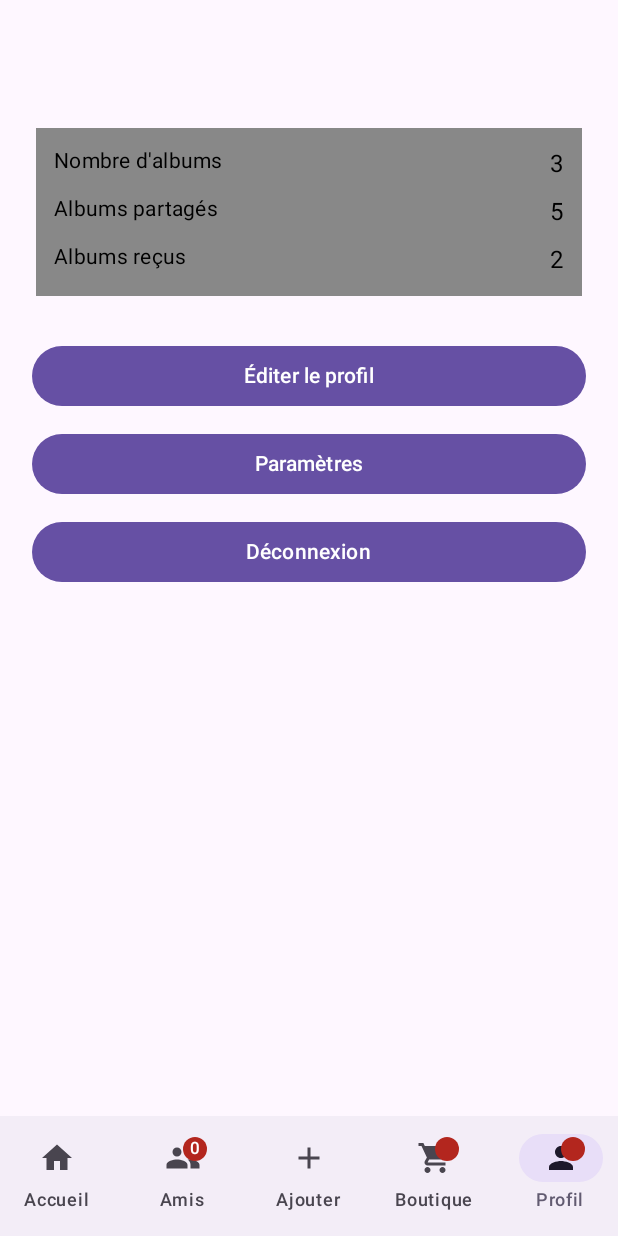
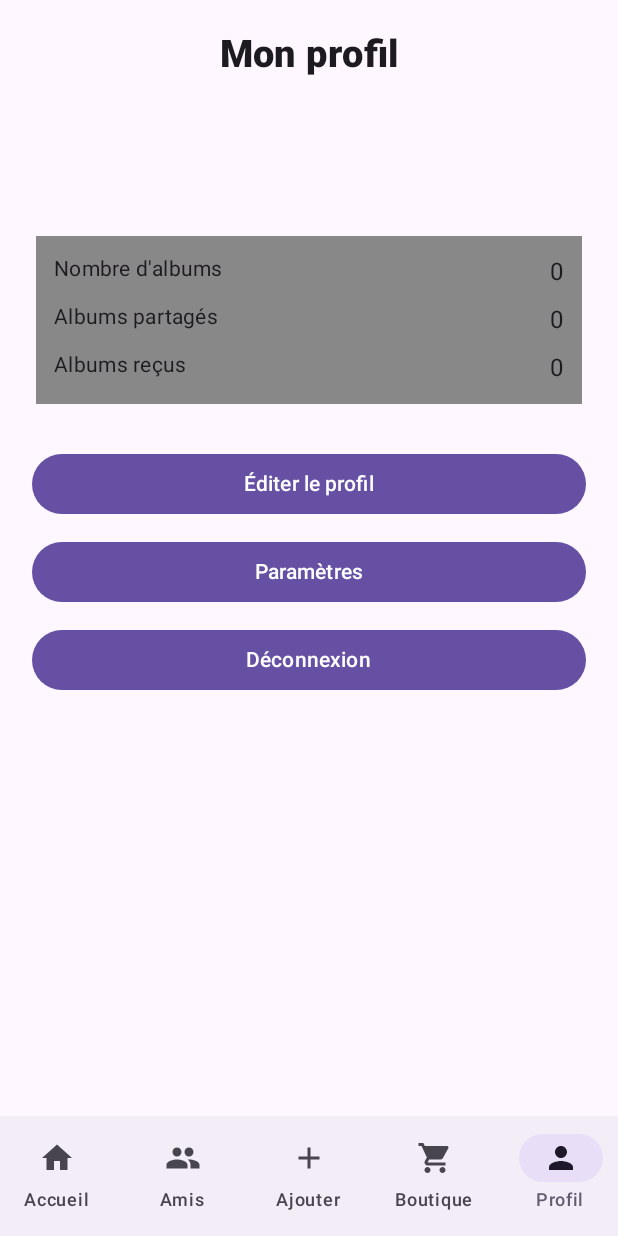
Before and after one commit to LucasLaho/PicLyt, an Android app built with Jetpack Compose: the ProfileScreen screen opened through its navigation route, on a phone screen of 412 x 824 dp. Run offline under Robolectric (Android 15) with nearby library versions, the phone set to English and light mode, and no system bars; our stand-ins replace Firebase (no records; nobody signed in at launch, a user with empty details on screens opened directly).

Commit message:
better looking and fix problem when leaving registration before submitting username

```diff
--- a/app/src/main/java/com/example/piclyt/fireBaseUtils/Navigation.kt
+++ b/app/src/main/java/com/example/piclyt/fireBaseUtils/Navigation.kt
@@ -3,6 +3,11 @@ package com.example.piclyt.fireBaseUtils
 import androidx.activity.ComponentActivity
 import androidx.compose.foundation.layout.fillMaxSize
 import androidx.compose.runtime.Composable
+import androidx.compose.runtime.LaunchedEffect
+import androidx.compose.runtime.getValue
+import androidx.compose.runtime.mutableStateOf
+import androidx.compose.runtime.remember
+import androidx.compose.runtime.setValue
 import androidx.compose.ui.Modifier
 import androidx.navigation.compose.NavHost
 import androidx.navigation.compose.composable
@@ -30,16 +35,39 @@ fun PicLytNavHost(context: ComponentActivity) {
     // Initialisation des composants de session à transférer à chaque page
     val navController = rememberNavController()
     val currentUser = authManager.getAuth.currentUser
-    var startDestination = "connection"
+    //var startDestination = "connection" // L'écran de connexion est défini comme étant l'écran de départ
     val db = Firebase.firestore
 
-    if (currentUser != null)  // Test d'une possible connexion existante
-        startDestination = "Home"
+    /*// Test d'une possible connexion existante
+    getUsername(authManager, db) {username ->
+        if (currentUser != null) {
+            if(username=="") {
+                startDestination = "Username" // Si username non défini, redirection vers usernamescreen
+            }
+            else startDestination = "Home" // Sinon redirection vers homepage
+        }
+    }*/
+
+    // State to store the start destination
+    var startDestination by remember { mutableStateOf("connection") }
+
+    // Asynchronous side effect to check for a possible existing connection
+    LaunchedEffect(Unit) {
+        getUsername(authManager, db) { username ->
+            if (currentUser != null) {
+                startDestination = if (username == "") {
+                    "Username"
+                } else {
+                    "Home"
+                }
+            }
+        }
+    }
 
     // Liste des navigations possibles dans l'application
     NavHost(navController = navController, startDestination) {
         composable("connection") { // Vers la page de connexion
-            ConnectionScreen(navController = navController, context.applicationContext, modifier = Modifier.fillMaxSize())
+            ConnectionScreen(navController = navController, context.applicationContext, db, modifier = Modifier.fillMaxSize())
         }
         composable("registration") {// Vers la page d'inscription
             RegistrationScreen(navController = navController, context.applicationContext, modifier = Modifier.fillMaxSize())
--- a/app/src/main/java/com/example/piclyt/pages/connectionPages/ConnectionScreen.kt
+++ b/app/src/main/java/com/example/piclyt/pages/connectionPages/ConnectionScreen.kt
@@ -35,9 +35,10 @@ import com.google.firebase.firestore.FirebaseFirestore
 
 // Fonction principale de la page de connexion
 @Composable
-fun ConnectionScreen(navController: NavController, context: Context, modifier: Modifier = Modifier) {
+fun ConnectionScreen(navController: NavController, context: Context, db: FirebaseFirestore, modifier: Modifier = Modifier) {
+
     Surface(modifier, color = MaterialTheme.colorScheme.background) {
-        Box(modifier = Modifier.padding(bottom = 70.dp), contentAlignment = Alignment.TopCenter) { // Ajustez ici le padding pour déplacer le logo vers le haut
+        Box(modifier = Modifier.padding(0.dp), contentAlignment = Alignment.TopCenter) { // Ajustez ici le padding pour déplacer le logo vers le haut
             CreateLogo(
                 painter = painterResource(id = R.mipmap.ic_launcher_foreground),
                 contentDescription = "Logo"
@@ -49,9 +50,9 @@ fun ConnectionScreen(navController: NavController, context: Context, modifier: M
             verticalArrangement = Arrangement.Center,
             modifier = Modifier.padding(30.dp)
         ) {
-            Spacer(modifier = Modifier.padding(top = 30.dp))
+            Spacer(modifier = Modifier.padding(30.dp))
 
-            createHeaderText("CONNEXION") /// Affichage du titre de la page
+            createHeaderText("Connexion") /// Affichage du titre de la page
 
             var emailText by rememberSaveable { mutableStateOf("") }
             var passwordText by rememberSaveable { mutableStateOf("") }
@@ -72,7 +73,7 @@ fun ConnectionScreen(navController: NavController, context: Context, modifier: M
             Spacer(modifier = Modifier.padding(top = 10.dp))
 
             Button(
-                onClick = { Connection(navController, context, emailText, passwordText) }, // Appel de la fonction de connexion
+                onClick = { Connection(navController, context, db, emailText, passwordText) }, // Appel de la fonction de connexion
                 modifier = Modifier.padding(top = 8.dp)
             ) {
                 Text("Connexion")
@@ -80,7 +81,7 @@ fun ConnectionScreen(navController: NavController, context: Context, modifier: M
 
             Spacer(modifier = Modifier.padding(10.dp))
 
-            Text(text = " - OU -", fontWeight = FontWeight.Bold)
+            Text(text = " - ou -", fontWeight = FontWeight.Bold)
 
             Spacer(modifier = Modifier.padding(10.dp))
 
--- a/app/src/main/java/com/example/piclyt/pages/connectionPages/UsernameScreen.kt
+++ b/app/src/main/java/com/example/piclyt/pages/connectionPages/UsernameScreen.kt
@@ -36,7 +36,7 @@ import com.google.firebase.firestore.FirebaseFirestore
 fun UsernameScreen(navController: NavController, context: Context, db: FirebaseFirestore, modifier: Modifier = Modifier) {
 
     Surface(modifier, color = MaterialTheme.colorScheme.background) {
-        Box(modifier = Modifier.padding(bottom = 500.dp), contentAlignment = Alignment.TopCenter) {
+        Box(modifier = Modifier.padding(bottom = 0.dp), contentAlignment = Alignment.TopCenter) {
             CreateLogo(
                 painter = painterResource(id = R.mipmap.ic_launcher_foreground),
                 contentDescription = "Logo"
@@ -45,23 +45,24 @@ fun UsernameScreen(navController: NavController, context: Context, db: FirebaseF
         Column(
             horizontalAlignment = Alignment.CenterHorizontally,
             verticalArrangement = Arrangement.Center,
-            modifier = Modifier.padding(16.dp)
+            modifier = Modifier.padding(30.dp)
         ) {
 
-            Spacer(modifier = Modifier.padding(10.dp))
+            Spacer(modifier = Modifier.padding(30.dp))
 
-            createHeaderText("INSCRIPTION") // Affichage du titre de la page
+            createHeaderText("Choix du nom d'utilisateur") // Affichage du titre de la page
 
             Spacer(modifier = Modifier.padding(top = 10.dp))
 
-            Text(text = "Veuillez saisir un nom d'utilisateur",
+            /*Text(text = "Veuillez saisir un nom d'utilisateur",
                 fontWeight = FontWeight.Bold,
                 textAlign = TextAlign.Center
             )
 
-            Spacer(modifier = Modifier.padding(top = 10.dp))
+            Spacer(modifier = Modifier.padding(top = 10.dp))*/
 
             var usernameText by rememberSaveable { mutableStateOf("") }
+
             CreateTextField(
                 label = "Nom d'utilisateur",
                 onValueChange = { usernameText = it },
@@ -76,14 +77,14 @@ fun UsernameScreen(navController: NavController, context: Context, db: FirebaseF
                 Text("Valider")
             } // Bouton permettant de valider le nom d'utilisateur
 
-            Spacer(modifier = Modifier.padding(top = 30.dp))
+            /*Spacer(modifier = Modifier.padding(top = 30.dp))
 
             Button(
                 onClick = { navController.navigate("registration") }, // Retour à la page d'inscription
                 modifier = Modifier.padding(top = 8.dp)
             ) {
                 Text("Retour")
-            } // Bouton permettant de retourner en arrière
+            } // Bouton permettant de retourner en arrière*/
         }
     }
 }
--- a/app/src/main/java/com/example/piclyt/pages/homePages/ProfileScreen.kt
+++ b/app/src/main/java/com/example/piclyt/pages/homePages/ProfileScreen.kt
@@ -1,12 +1,27 @@
 package com.example.piclyt.pages.homePages
 
 import android.content.Context
+import androidx.compose.foundation.layout.Arrangement
+import androidx.compose.foundation.layout.Box
+import androidx.compose.foundation.layout.Column
+import androidx.compose.foundation.layout.Row
+import androidx.compose.foundation.layout.fillMaxSize
+import androidx.compose.foundation.layout.fillMaxWidth
+import androidx.compose.foundation.layout.padding
+import androidx.compose.material3.MaterialTheme
+import androidx.compose.material3.Surface
+import androidx.compose.material3.Text
 import androidx.compose.runtime.Composable
 import androidx.compose.runtime.getValue
 import androidx.compose.runtime.mutableStateOf
 import androidx.compose.runtime.remember
 import androidx.compose.runtime.setValue
+import androidx.compose.ui.Alignment
 import androidx.compose.ui.Modifier
+import androidx.compose.ui.text.font.FontWeight
+import androidx.compose.ui.text.style.TextAlign
+import androidx.compose.ui.unit.dp
+import androidx.compose.ui.unit.sp
 import androidx.navigation.NavController
 import com.example.piclyt.MainActivity.Companion.authManager
 import com.example.piclyt.MainActivity.Companion.listMedias
@@ -22,19 +37,56 @@ import com.google.firebase.firestore.FirebaseFirestore
 // Fonction principale de la page de profil regroupant toutes les infos d'une page de profil quelconque
 @Composable
 fun ProfileScreen(navController: NavController, context: Context, db: FirebaseFirestore, modifier: Modifier = Modifier) {
+    Surface(modifier, color = MaterialTheme.colorScheme.background) {
         var username by remember { mutableStateOf("") }
-    createBottomNavigation(navController, context, modifier, true, listMedias) // Affichage de la barre de navigation
+        createBottomNavigation(
+            navController,
+            context,
+            modifier,
+            true,
+            listMedias
+        ) // Affichage de la barre de navigation
         getUsername(authManager, db) { resultUsername ->
             username = resultUsername
+        }
+
+        Box(
+            modifier = Modifier
+                .fillMaxSize()
+                .padding(bottom = 80.dp) // Ajustement de l'espace en fonction de la hauteur du BottomNavigation
+        ) {
+            Column(
+                modifier = Modifier
+                    .align(Alignment.TopStart)
+                    .fillMaxWidth()
+            ) {
+                Row(
+                    modifier = Modifier
+                        .fillMaxWidth()
+                        .padding(16.dp),
+                    verticalAlignment = Alignment.CenterVertically,
+                    horizontalArrangement = Arrangement.Center
+                ) {
+                    Text (
+                        text = "Mon profil",
+                        textAlign = TextAlign.Center,
+                        modifier = Modifier
+                            .padding(5.dp),
+                        fontSize = 25.sp,
+                        fontWeight = FontWeight.ExtraBold,
+                    )
                 }
                 UserProfilePage(
                     userProfile = UserProfile(
                         username = username,
-            albumCount = 3,
-            sharedAlbumCount = 5,
-            receivedAlbumCount = 2,
+                        albumCount = 0,
+                        sharedAlbumCount = 0,
+                        receivedAlbumCount = 0,
                         profileImage = R.drawable.ic_launcher_foreground
                     ),
                     navController, context, authManager
                 ) // Affichage des composants de la page de profil (Photo, Bouton de déconnexion, etc...). PAS TERMINÉ !!
             }
+        }
+    }
+}
--- a/app/src/main/java/com/example/piclyt/utils/Components.kt
+++ b/app/src/main/java/com/example/piclyt/utils/Components.kt
@@ -184,7 +184,7 @@ fun createBottomNavigation(navController: NavController, context: Context, modif
             selectedIcon = Icons.Filled.Group,
             unselectedIcon = Icons.Outlined.Group,
             hasNews = false,
-            badgeCount = 0
+            //badgeCount = 0
         ),
         BottomNavigationItem (
             title = "Ajouter",
@@ -200,7 +200,7 @@ fun createBottomNavigation(navController: NavController, context: Context, modif
             sublist = listOf(""),
             selectedIcon = Icons.Filled.ShoppingCart,
             unselectedIcon = Icons.Outlined.ShoppingCart,
-            hasNews = true,
+            hasNews = false,
         ),
         BottomNavigationItem (
             title = "Profil",
@@ -208,7 +208,7 @@ fun createBottomNavigation(navController: NavController, context: Context, modif
             sublist = listOf("Settings"),
             selectedIcon = Icons.Filled.Person,
             unselectedIcon = Icons.Outlined.Person,
-            hasNews = true,
+            hasNews = false,
         )
     )
 
@@ -267,19 +267,18 @@ fun createGoogleSignInButton(
             }
         },
         modifier = Modifier
-            .height(55.dp)
-            .fillMaxWidth(),
+            .height(55.dp),
         shape = RoundedCornerShape(10.dp),
         border = BorderStroke(width = 1.5.dp, color = Color.Black),
         colors = ButtonDefaults.buttonColors(containerColor = Color.White)
     ) {
         Row(
-            modifier = Modifier.fillMaxSize(),
+            modifier = Modifier,
             verticalAlignment = Alignment.CenterVertically
         ) {
             Image(
                 modifier = Modifier
-                    .padding(start = 15.dp)
+                    .padding(start = 2.dp)
                     .size(32.dp)
                     .padding(0.dp)
                     .align(Alignment.CenterVertically),
@@ -291,7 +290,7 @@ fun createGoogleSignInButton(
                     .padding(start = 20.dp)
                     .align(Alignment.CenterVertically),
                 text = "Connexion avec Google",
-                fontSize = MaterialTheme.typography.h6.fontSize,
+                fontSize = 15.sp,
                 color = Color.Black
             )
         }
--- a/app/src/main/java/com/example/piclyt/utils/ProfileUtils.kt
+++ b/app/src/main/java/com/example/piclyt/utils/ProfileUtils.kt
@@ -35,6 +35,7 @@ import androidx.compose.runtime.setValue
 import androidx.compose.ui.Alignment
 import androidx.compose.ui.graphics.painter.Painter
 import androidx.compose.ui.layout.ContentScale
+import androidx.compose.ui.unit.sp
 import androidx.navigation.NavController
 import coil.compose.AsyncImage
 import com.example.piclyt.fireBaseUtils.AuthManager
@@ -77,6 +78,7 @@ fun UserProfilePage(userProfile: UserProfile, navController: NavController, cont
                 Text(
                     text = userProfile.username,
                     style = MaterialTheme.typography.headlineLarge,
+                    fontSize = 20.sp,
                     modifier = Modifier.align(Alignment.CenterHorizontally)
                 )
             }
```
Also changed, not shown: app/src/main/java/com/example/piclyt/fireBaseUtils/Connection.kt (+15 -5 lines), app/src/main/java/com/example/piclyt/pages/connectionPages/RegistrationScreen.kt (+10 -10 lines), app/src/main/java/com/example/piclyt/pages/homePages/ShopScreen.kt (+50 -3 lines). Lines whose indentation alone changed are shown as unchanged.
